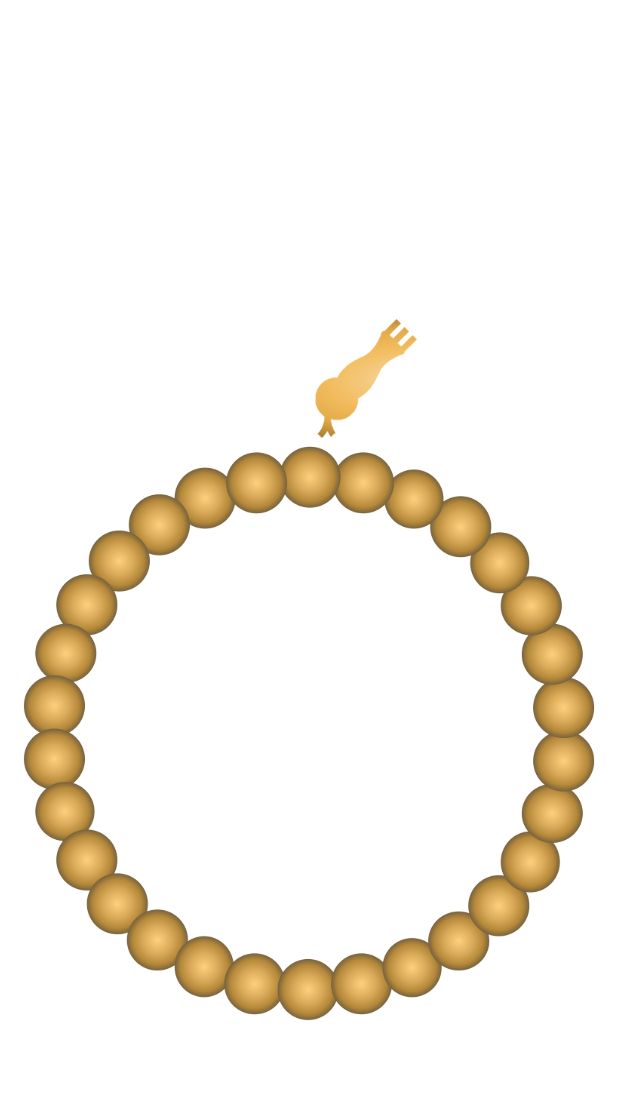
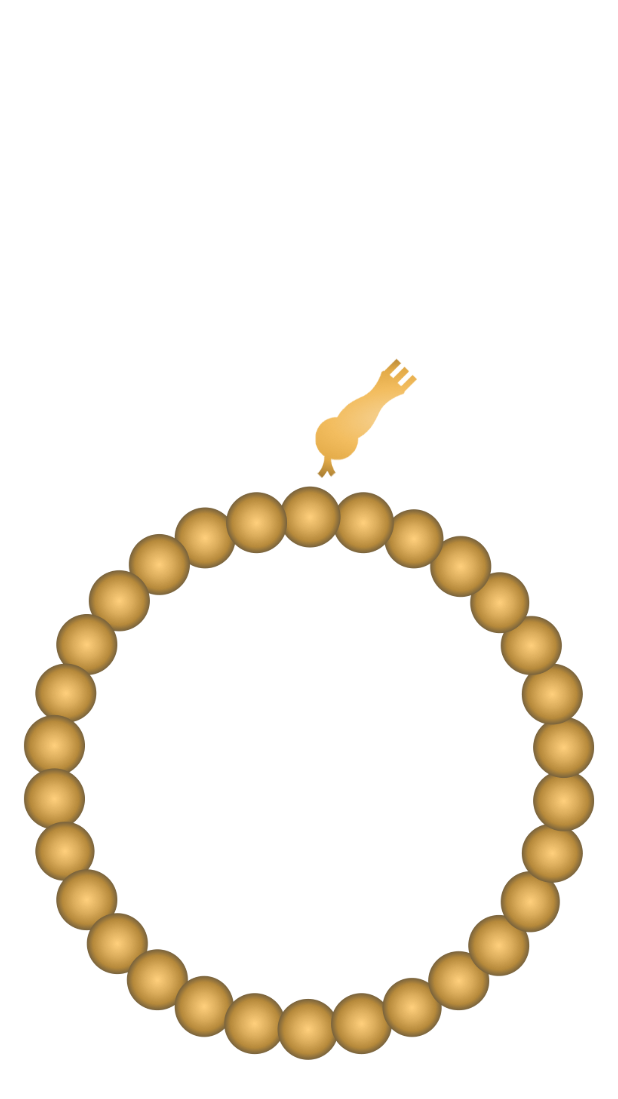
Before and after one commit to M7medEltokhy/Islami_App, a Flutter app: the SebhaView screen opened directly, on a phone screen of 412 x 824 dp. Shown: the top 1099 px of the screen. Run offline on Flutter 3.47's test engine with Material 3 defaults, Android fonts, the light colour scheme and no system bars; our stand-ins replace carousel_slider, flutter_screenutil, introduction_screen.

Commit message:
fix: adjust spacing in SebhaView for improved layout

```diff
--- a/lib/features/tabs/sebhaTab/sebha_tab.dart
+++ b/lib/features/tabs/sebhaTab/sebha_tab.dart
@@ -33,7 +33,7 @@ class _SebhaViewState extends State<SebhaView> {
               style: TextStyle(fontSize: 30.sp, color: Colors.white),
             ),
 
-            SizedBox(height: 70.h),
+            SizedBox(height: 100.h),
 
             GestureDetector(
               onTap: () {
```
